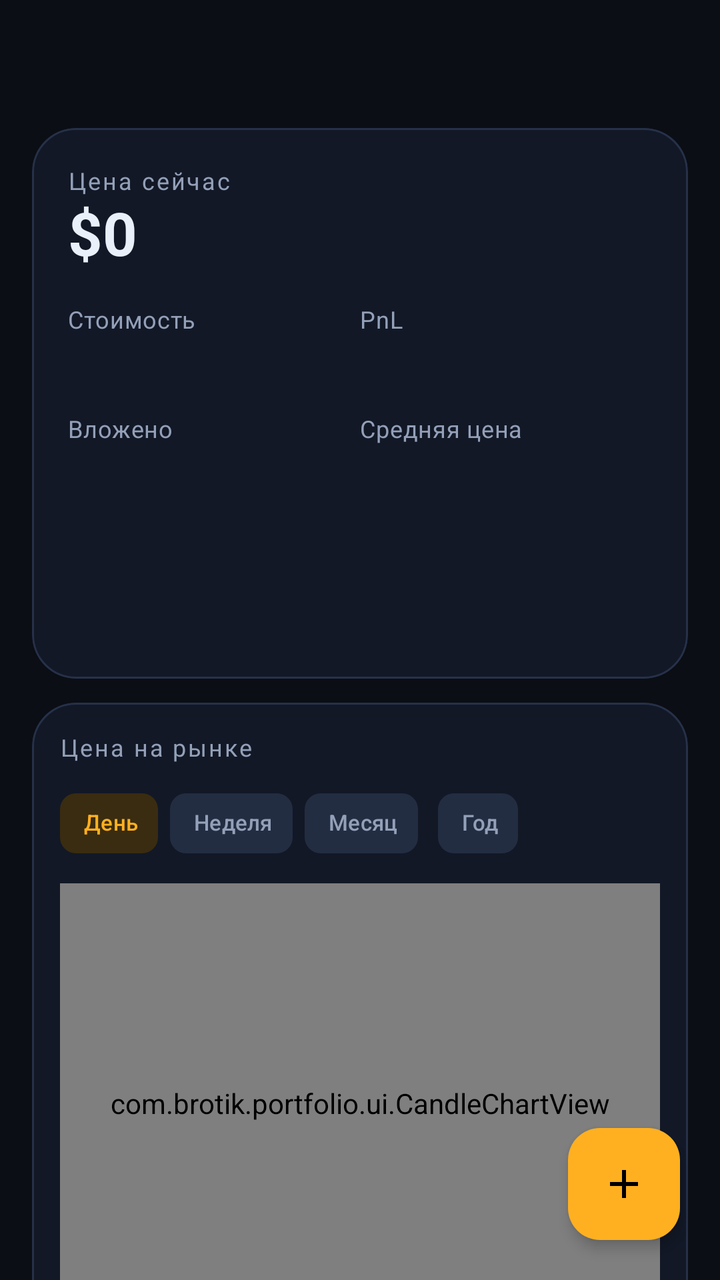
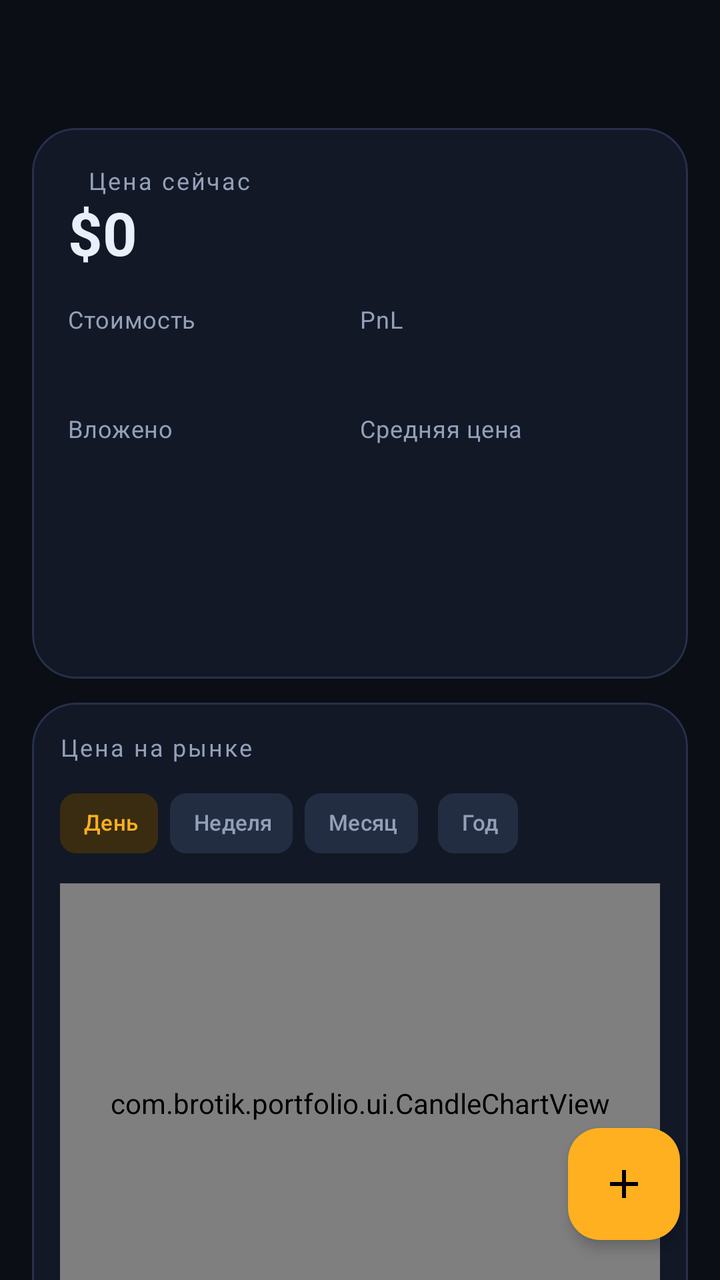

Compare the two renders of this Android layout. The source of the first and the diff that turns it into the second are given below.
<!-- AndroidManifest.xml: application theme Theme.Portfolio -->
<!-- res/layout/activity_coin.xml -->
<?xml version="1.0" encoding="utf-8"?>
<androidx.coordinatorlayout.widget.CoordinatorLayout xmlns:android="http://schemas.android.com/apk/res/android"
    xmlns:app="http://schemas.android.com/apk/res-auto"
    android:layout_width="match_parent"
    android:layout_height="match_parent"
    android:background="@color/bg">

    <LinearLayout
        android:layout_width="match_parent"
        android:layout_height="match_parent"
        android:orientation="vertical">

        <com.google.android.material.appbar.MaterialToolbar
            android:id="@+id/toolbar"
            android:layout_width="match_parent"
            android:layout_height="?attr/actionBarSize"
            android:background="@color/bg"
            app:navigationIconTint="@color/text"
            app:titleTextColor="@color/text" />

        <androidx.core.widget.NestedScrollView
            android:id="@+id/scroll"
            android:layout_width="match_parent"
            android:layout_height="0dp"
            android:layout_weight="1"
            android:clipToPadding="false"
            android:paddingBottom="96dp"
            android:fillViewport="true">

            <LinearLayout
                android:layout_width="match_parent"
                android:layout_height="wrap_content"
                android:orientation="vertical"
                android:paddingStart="16dp"
                android:paddingEnd="16dp">

                <com.google.android.material.card.MaterialCardView
                    android:layout_width="match_parent"
                    android:layout_height="wrap_content"
                    app:cardBackgroundColor="@color/surface"
                    app:cardCornerRadius="22dp"
                    app:strokeWidth="1dp"
                    app:strokeColor="@color/stroke"
                    app:cardElevation="0dp">

                    <LinearLayout
                        android:layout_width="match_parent"
                        android:layout_height="wrap_content"
                        android:orientation="vertical"
                        android:padding="18dp">

                        <TextView
                            android:layout_width="wrap_content"
                            android:layout_height="wrap_content"
                            android:text="@string/price_now"
                            android:textColor="@color/text_dim"
                            android:textSize="12sp"
                            android:letterSpacing="0.08" />

                        <TextView
                            android:id="@+id/priceNow"
                            android:layout_width="wrap_content"
                            android:layout_height="wrap_content"
                            android:layout_marginTop="2dp"
                            android:text="$0"
                            android:textColor="@color/text"
                            android:textSize="30sp"
                            android:textStyle="bold"
                            android:includeFontPadding="false" />

                        <LinearLayout
                            android:layout_width="match_parent"
                            android:layout_height="wrap_content"
                            android:layout_marginTop="16dp"
                            android:orientation="horizontal">

                            <LinearLayout
                                android:layout_width="0dp"
                                android:layout_height="wrap_content"
                                android:layout_weight="1"
                                android:orientation="vertical">

                                <TextView
                                    style="@style/Label"
                                    android:layout_width="wrap_content"
                                    android:layout_height="wrap_content"
                                    android:text="@string/total_value" />

                                <TextView
                                    android:id="@+id/value"
                                    android:layout_width="wrap_content"
                                    android:layout_height="wrap_content"
                                    style="@style/Value"
                                    android:layout_marginTop="2dp" />
                            </LinearLayout>

                            <LinearLayout
                                android:layout_width="0dp"
                                android:layout_height="wrap_content"
                                android:layout_weight="1"
                                android:orientation="vertical">

                                <TextView
                                    style="@style/Label"
                                    android:layout_width="wrap_content"
                                    android:layout_height="wrap_content"
                                    android:text="@string/pnl" />

                                <TextView
                                    android:id="@+id/pnl"
                                    android:layout_width="wrap_content"
                                    android:layout_height="wrap_content"
                                    style="@style/Value"
                                    android:layout_marginTop="2dp" />
                            </LinearLayout>
                        </LinearLayout>

                        <LinearLayout
                            android:layout_width="match_parent"
                            android:layout_height="wrap_content"
                            android:layout_marginTop="12dp"
                            android:orientation="horizontal">

                            <LinearLayout
                                android:layout_width="0dp"
                                android:layout_height="wrap_content"
                                android:layout_weight="1"
                                android:orientation="vertical">

                                <TextView
                                    style="@style/Label"
                                    android:layout_width="wrap_content"
                                    android:layout_height="wrap_content"
                                    android:text="@string/invested" />

                                <TextView
                                    android:id="@+id/invested"
                                    android:layout_width="wrap_content"
                                    android:layout_height="wrap_content"
                                    style="@style/Value"
                                    android:layout_marginTop="2dp" />
                            </LinearLayout>

                            <LinearLayout
                                android:layout_width="0dp"
                                android:layout_height="wrap_content"
                                android:layout_weight="1"
                                android:orientation="vertical">

                                <TextView
                                    style="@style/Label"
                                    android:layout_width="wrap_content"
                                    android:layout_height="wrap_content"
                                    android:text="@string/avg_price" />

                                <TextView
                                    android:id="@+id/avgPrice"
                                    android:layout_width="wrap_content"
                                    android:layout_height="wrap_content"
                                    style="@style/Value"
                                    android:layout_marginTop="2dp" />
                            </LinearLayout>
                        </LinearLayout>

                        <TextView
                            android:id="@+id/amountRow"
                            android:layout_width="wrap_content"
                            android:layout_height="wrap_content"
                            android:layout_marginTop="14dp"
                            android:textColor="@color/text_dim"
                            android:textSize="12sp" />

                        <TextView
                            android:id="@+id/targetRow"
                            android:layout_width="match_parent"
                            android:layout_height="wrap_content"
                            android:layout_marginTop="10dp"
                            android:background="?attr/selectableItemBackground"
                            android:drawablePadding="6dp"
                            android:paddingTop="8dp"
                            android:paddingBottom="8dp"
                            android:textColor="@color/text_dim"
                            android:textSize="12sp" />
                    </LinearLayout>
                </com.google.android.material.card.MaterialCardView>

                <com.google.android.material.card.MaterialCardView
                    android:layout_width="match_parent"
                    android:layout_height="wrap_content"
                    android:layout_marginTop="12dp"
                    app:cardBackgroundColor="@color/surface"
                    app:cardCornerRadius="22dp"
                    app:strokeWidth="1dp"
                    app:strokeColor="@color/stroke"
                    app:cardElevation="0dp">

                    <LinearLayout
                        android:layout_width="match_parent"
                        android:layout_height="wrap_content"
                        android:orientation="vertical"
                        android:padding="14dp">

                        <TextView
                            android:layout_width="wrap_content"
                            android:layout_height="wrap_content"
                            android:text="@string/candle_title"
                            android:textColor="@color/text_dim"
                            android:textSize="12sp"
                            android:letterSpacing="0.08" />

                        <com.google.android.material.chip.ChipGroup
                            android:id="@+id/candleChips"
                            android:layout_width="wrap_content"
                            android:layout_height="wrap_content"
                            android:layout_marginTop="6dp"
                            app:singleSelection="true"
                            app:selectionRequired="true"
                            app:chipSpacingHorizontal="6dp">

                            <com.google.android.material.chip.Chip
                                android:id="@+id/chipDay"
                                style="@style/Widget.Portfolio.Chip"
                                android:layout_width="wrap_content"
                                android:layout_height="wrap_content"
                                android:text="@string/candle_day"
                                android:checkable="true"
                                android:checked="true" />

                            <com.google.android.material.chip.Chip
                                android:id="@+id/chipWeek"
                                style="@style/Widget.Portfolio.Chip"
                                android:layout_width="wrap_content"
                                android:layout_height="wrap_content"
                                android:text="@string/candle_week"
                                android:checkable="true" />

                            <com.google.android.material.chip.Chip
                                android:id="@+id/chipMonth"
                                style="@style/Widget.Portfolio.Chip"
                                android:layout_width="wrap_content"
                                android:layout_height="wrap_content"
                                android:text="@string/candle_month"
                                android:checkable="true" />

                            <com.google.android.material.chip.Chip
                                android:id="@+id/chipYear"
                                style="@style/Widget.Portfolio.Chip"
                                android:layout_width="wrap_content"
                                android:layout_height="wrap_content"
                                android:text="@string/candle_year"
                                android:checkable="true" />
                        </com.google.android.material.chip.ChipGroup>

                        <com.brotik.portfolio.ui.CandleChartView
                            android:id="@+id/candleChart"
                            android:layout_width="match_parent"
                            android:layout_height="220dp"
                            android:layout_marginTop="6dp" />

                        <TextView
                            android:id="@+id/candleHint"
                            android:layout_width="match_parent"
                            android:layout_height="wrap_content"
                            android:layout_marginTop="4dp"
                            android:layout_marginEnd="64dp"
                            android:textColor="@color/text_faint"
                            android:textSize="11sp" />
                    </LinearLayout>
                </com.google.android.material.card.MaterialCardView>

                <com.google.android.material.card.MaterialCardView
                    android:layout_width="match_parent"
                    android:layout_height="wrap_content"
                    android:layout_marginTop="12dp"
                    app:cardBackgroundColor="@color/surface"
                    app:cardCornerRadius="22dp"
                    app:strokeWidth="1dp"
                    app:strokeColor="@color/stroke"
                    app:cardElevation="0dp">

                    <LinearLayout
                        android:layout_width="match_parent"
                        android:layout_height="wrap_content"
                        android:orientation="vertical"
                        android:padding="14dp">

                        <com.google.android.material.chip.ChipGroup
                            android:id="@+id/chips"
                            android:layout_width="wrap_content"
                            android:layout_height="wrap_content"
                            app:singleSelection="true"
                            app:selectionRequired="true"
                            app:chipSpacingHorizontal="6dp">

                            <com.google.android.material.chip.Chip
                                android:id="@+id/chipValue"
                                style="@style/Widget.Portfolio.Chip"
                                android:layout_width="wrap_content"
                                android:layout_height="wrap_content"
                                android:text="@string/chart_value"
                                android:checkable="true"
                                android:checked="true" />

                            <com.google.android.material.chip.Chip
                                android:id="@+id/chipPnl"
                                style="@style/Widget.Portfolio.Chip"
                                android:layout_width="wrap_content"
                                android:layout_height="wrap_content"
                                android:text="@string/chart_pnl"
                                android:checkable="true" />

                            <com.google.android.material.chip.Chip
                                android:id="@+id/chipAmount"
                                style="@style/Widget.Portfolio.Chip"
                                android:layout_width="wrap_content"
                                android:layout_height="wrap_content"
                                android:text="@string/chart_amount"
                                android:checkable="true" />
                        </com.google.android.material.chip.ChipGroup>

                        <com.brotik.portfolio.ui.LineChartView
                            android:id="@+id/chart"
                            android:layout_width="match_parent"
                            android:layout_height="210dp"
                            android:layout_marginTop="8dp" />

                        <TextView
                            android:id="@+id/chartHint"
                            android:layout_width="match_parent"
                            android:layout_height="wrap_content"
                            android:layout_marginTop="4dp"
                            android:layout_marginEnd="64dp"
                            android:textColor="@color/text_faint"
                            android:textSize="11sp" />
                    </LinearLayout>
                </com.google.android.material.card.MaterialCardView>

                <TextView
                    android:layout_width="wrap_content"
                    android:layout_height="wrap_content"
                    android:layout_marginTop="20dp"
                    android:layout_marginStart="4dp"
                    android:text="@string/purchases"
                    android:textColor="@color/text_dim"
                    android:textSize="12sp"
                    android:letterSpacing="0.08" />

                <TextView
                    android:id="@+id/emptyHint"
                    android:layout_width="match_parent"
                    android:layout_height="wrap_content"
                    android:layout_marginTop="12dp"
                    android:text="@string/no_purchases"
                    android:textColor="@color/text_faint"
                    android:textSize="13sp"
                    android:visibility="gone" />

                <androidx.recyclerview.widget.RecyclerView
                    android:id="@+id/entries"
                    android:layout_width="match_parent"
                    android:layout_height="wrap_content"
                    android:layout_marginTop="4dp"
                    android:nestedScrollingEnabled="false"
                    android:overScrollMode="never"
                    android:scrollbars="none" />
            </LinearLayout>
        </androidx.core.widget.NestedScrollView>
    </LinearLayout>

    <com.google.android.material.floatingactionbutton.FloatingActionButton
        android:id="@+id/fab"
        android:layout_width="56dp"
        android:layout_height="56dp"
        android:layout_gravity="bottom|end"
        android:layout_margin="20dp"
        android:contentDescription="@string/add_purchase"
        app:srcCompat="@drawable/ic_add"
        app:tint="@color/black"
        app:backgroundTint="@color/accent"
        app:elevation="4dp" />
</androidx.coordinatorlayout.widget.CoordinatorLayout>
<!-- resources referenced by this layout -->
<resources>
  <color name="accent">#FFB020</color>
  <color name="bg">#0B0E14</color>
  <color name="black">#000000</color>
  <color name="stroke">#26314A</color>
  <color name="surface">#121826</color>
  <color name="text">#EAF0FA</color>
  <color name="text_dim">#93A0B8</color>
  <color name="text_faint">#5F6B82</color>
  <!-- drawable ic_add (drawable) -->
  <?xml version="1.0" encoding="utf-8"?>
  <vector xmlns:android="http://schemas.android.com/apk/res/android"
      android:width="24dp" android:height="24dp"
      android:viewportWidth="24" android:viewportHeight="24"
      android:tint="?attr/colorControlNormal">
      <path
          android:fillColor="@android:color/white"
          android:pathData="M19,13h-6v6h-2v-6H5v-2h6V5h2v6h6v2z" />
  </vector>
  <string name="add_purchase">Добавить докупку</string>
  <string name="avg_price">Средняя цена</string>
  <string name="candle_day">День</string>
  <string name="candle_month">Месяц</string>
  <string name="candle_title">Цена на рынке</string>
  <string name="candle_week">Неделя</string>
  <string name="candle_year">Год</string>
  <string name="chart_amount">Кол-во</string>
  <string name="chart_pnl">PnL</string>
  <string name="chart_value">Стоимость</string>
  <string name="invested">Вложено</string>
  <string name="no_purchases">Пока нет докупок. Добавь первую кнопкой «+».</string>
  <string name="pnl">PnL</string>
  <string name="price_now">Цена сейчас</string>
  <string name="purchases">Докупки</string>
  <string name="total_value">Стоимость</string>
  <style name="Label">
          <item name="android:textSize">12sp</item>
          <item name="android:textColor">@color/text_dim</item>
          <item name="android:letterSpacing">0.02</item>
      </style>
  <style name="Value">
          <item name="android:textSize">18sp</item>
          <item name="android:textColor">@color/text</item>
          <item name="android:textStyle">bold</item>
      </style>
  <style name="Widget.Portfolio.Chip" parent="Widget.Material3.Chip.Filter">
          <item name="chipBackgroundColor">@color/chip_bg</item>
          <item name="android:textColor">@color/chip_text</item>
          <item name="chipStrokeWidth">0dp</item>
          <item name="android:textSize">11sp</item>
          <item name="chipStartPadding">4dp</item>
          <item name="chipEndPadding">4dp</item>
          <item name="chipMinHeight">30dp</item>
          <item name="checkedIconVisible">false</item>
          <item name="checkedIcon">@null</item>
      </style>
  <color name="accent_dim">#3A2C10</color>
  <color name="up">#34D399</color>
  <color name="up_dim">#123528</color>
  <color name="surface2">#1A2233</color>
  <color name="surface3">#232D42</color>
  <!-- unchanged entries left out for length: 1 -->
</resources>

<!-- the commit's change to res/layout/activity_coin.xml (unified diff, before → after) -->
@@ -49,13 +49,41 @@
                         android:orientation="vertical"
                         android:padding="18dp">
 
-                        <TextView
-                            android:layout_width="wrap_content"
-                            android:layout_height="wrap_content"
-                            android:text="@string/price_now"
-                            android:textColor="@color/text_dim"
-                            android:textSize="12sp"
-                            android:letterSpacing="0.08" />
+                        <LinearLayout
+                            android:layout_width="match_parent"
+                            android:layout_height="wrap_content"
+                            android:gravity="center_vertical"
+                            android:orientation="horizontal">
+
+                            <ImageView
+                                android:id="@+id/coinIcon"
+                                android:layout_width="40dp"
+                                android:layout_height="40dp"
+                                android:contentDescription="@null"
+                                android:importantForAccessibility="no"
+                                android:scaleType="fitCenter"
+                                android:visibility="gone" />
+
+                            <TextView
+                                android:id="@+id/coinBadge"
+                                android:layout_width="40dp"
+                                android:layout_height="40dp"
+                                android:background="@drawable/bg_coin"
+                                android:gravity="center"
+                                android:textColor="@color/black"
+                                android:textSize="12sp"
+                                android:textStyle="bold"
+                                android:visibility="gone" />
+
+                            <TextView
+                                android:layout_width="wrap_content"
+                                android:layout_height="wrap_content"
+                                android:layout_marginStart="10dp"
+                                android:text="@string/price_now"
+                                android:textColor="@color/text_dim"
+                                android:textSize="12sp"
+                                android:letterSpacing="0.08" />
+                        </LinearLayout>
 
                         <TextView
                             android:id="@+id/priceNow"
<!-- resource entries referenced after the edit -->
@@ -8,6 +8,11 @@
   <color name="text">#EAF0FA</color>
   <color name="text_dim">#93A0B8</color>
   <color name="text_faint">#5F6B82</color>
+  <!-- drawable bg_coin (drawable) -->
+  <?xml version="1.0" encoding="utf-8"?>
+  <shape xmlns:android="http://schemas.android.com/apk/res/android" android:shape="oval">
+      <solid android:color="@color/surface2" />
+  </shape>
   <!-- drawable ic_add (drawable) -->
   <?xml version="1.0" encoding="utf-8"?>
   <vector xmlns:android="http://schemas.android.com/apk/res/android"
